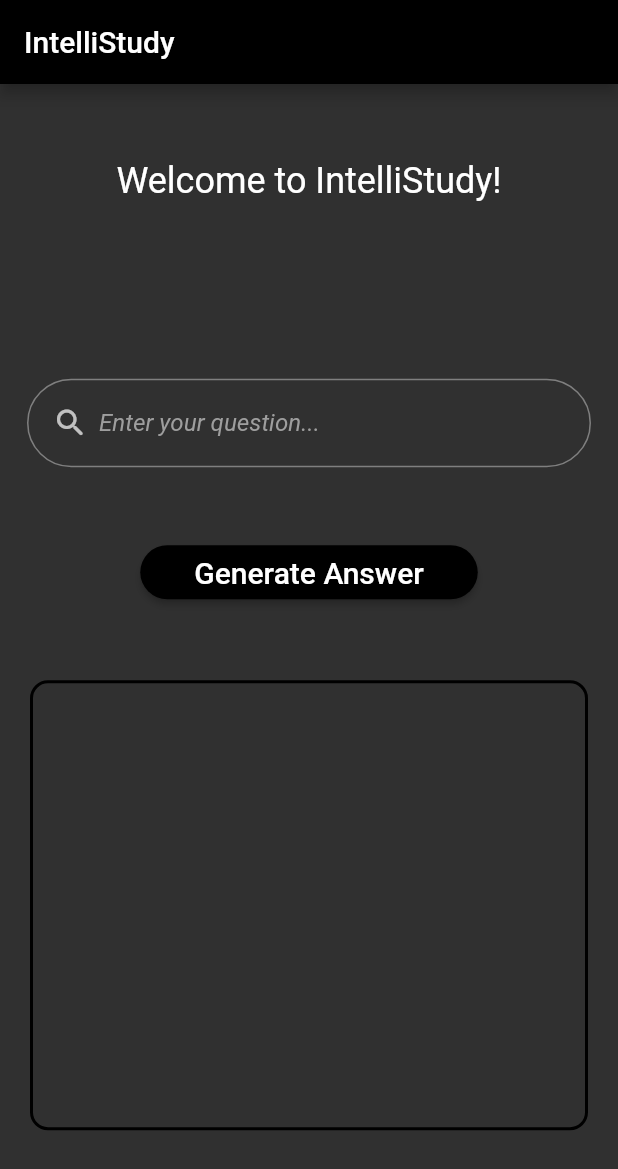
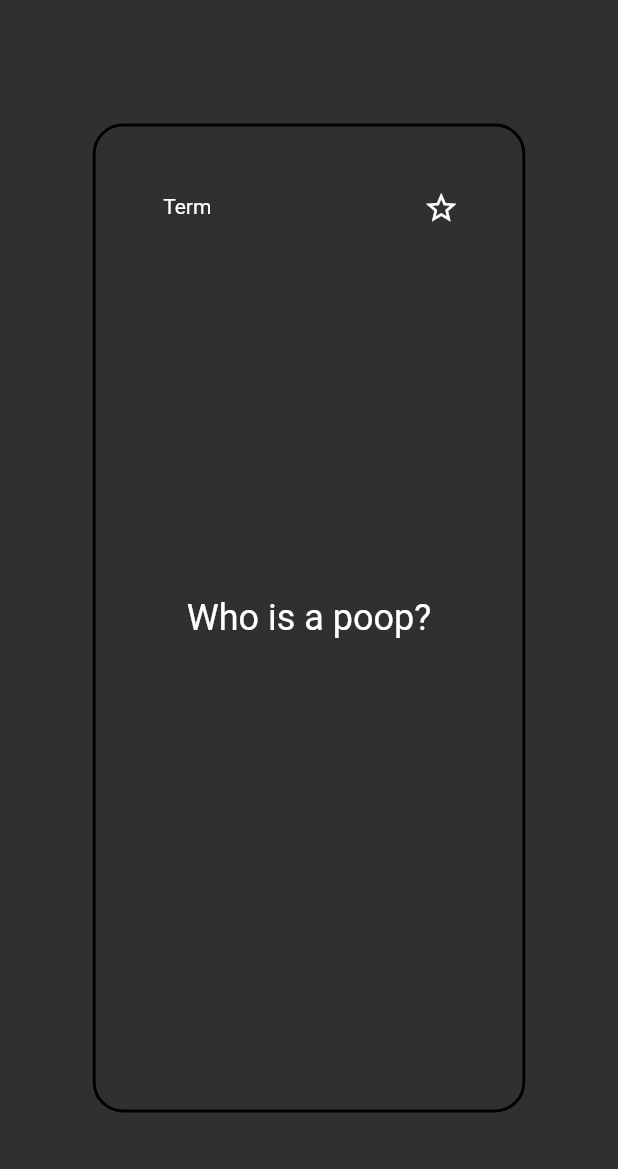
Before and after one commit to Daniel-Choi3810/study.AI, a Flutter app: the screen it shows after launch, on a phone screen of 412 x 824 dp. Shown: the top 1169 px of the screen. Run offline on Flutter 3.47's test engine with Material 2 defaults, Android fonts, the light colour scheme and no system bars; drawn by our look-alikes of flip_card; our stand-ins replace flutter_dotenv, flutter_riverpod.

Commit message:
Created flash card widget and testpage to display it

```diff
--- a/lib/main.dart
+++ b/lib/main.dart
@@ -1,7 +1,7 @@
 import 'package:flutter/material.dart';
 import 'package:flutter_dotenv/flutter_dotenv.dart';
 import 'package:flutter_riverpod/flutter_riverpod.dart';
-import 'package:intellistudy/view/pages/home_page.dart';
+import 'package:intellistudy/view/pages/test_page.dart';
 
 void main() async {
   await dotenv.load(fileName: "lib/.env");
@@ -22,7 +22,7 @@ class MyApp extends StatelessWidget {
       debugShowCheckedModeBanner: false,
       title: 'Study Buddy',
       theme: ThemeData.dark(),
-      home: const MyHomePage(),
+      home: const TestPage(),
     );
   }
 }
--- /dev/null
+++ b/lib/view/components/flash_card/flash_card.dart
@@ -0,0 +1,126 @@
+import 'package:flip_card/flip_card.dart';
+import 'package:flutter/material.dart';
+
+class FlashCard extends StatefulWidget {
+  const FlashCard({super.key, required this.term, required this.definition});
+
+  final String term;
+  final String definition;
+
+  @override
+  State<FlashCard> createState() => _FlashCardState();
+}
+
+class _FlashCardState extends State<FlashCard> {
+  bool isStarred = false;
+
+  @override
+  Widget build(BuildContext context) {
+    final height = MediaQuery.of(context).size.height;
+    final width = MediaQuery.of(context).size.width;
+    return FlipCard(
+      speed: 400,
+      direction: FlipDirection.VERTICAL,
+      front: Container(
+        decoration: BoxDecoration(
+          borderRadius: BorderRadius.circular(20),
+          border: Border.all(
+            color: Colors.black,
+            width: 2,
+          ),
+        ),
+        height: height * 0.8,
+        width: width * 0.7,
+        child: Stack(
+          children: [
+            Align(
+              alignment: Alignment.center,
+              child: Text(
+                widget.term,
+                style: Theme.of(context).textTheme.headline5,
+              ),
+            ),
+            Align(
+              alignment: Alignment.topRight,
+              child: Padding(
+                padding: const EdgeInsets.all(30.0),
+                child: IconButton(
+                  onPressed: () {
+                    setState(() {
+                      isStarred = !isStarred;
+                    });
+                  },
+                  icon: isStarred
+                      ? const Icon(Icons.star)
+                      : const Icon(
+                          Icons.star_border,
+                        ),
+                ),
+              ),
+            ),
+            const Align(
+              alignment: Alignment.topLeft,
+              child: Padding(
+                padding: EdgeInsets.all(45.0),
+                child: Text(
+                  "Term",
+                ),
+              ),
+            ),
+          ],
+        ),
+      ),
+      back: Container(
+        decoration: BoxDecoration(
+          borderRadius: BorderRadius.circular(20),
+          border: Border.all(
+            color: Colors.black,
+            width: 2,
+          ),
+        ),
+        height: height * 0.8,
+        width: width * 0.7,
+        child: Stack(
+          children: [
+            Align(
+              alignment: Alignment.center,
+              child: Text(
+                widget.definition,
+                style: Theme.of(context).textTheme.headline5,
+              ),
+            ),
+            Align(
+              alignment: Alignment.topRight,
+              child: Padding(
+                padding: const EdgeInsets.all(30.0),
+                child: IconButton(
+                  onPressed: () {
+                    setState(() {
+                      isStarred = !isStarred;
+                    });
+                  },
+                  icon: isStarred
+                      ? const Icon(Icons.star)
+                      : const Icon(
+                          Icons.star_border,
+                        ),
+                ),
+              ),
+            ),
+            const Align(
+              alignment: Alignment.topLeft,
+              child: Padding(
+                padding: EdgeInsets.all(45.0),
+                child: Text(
+                  "Definition",
+                ),
+              ),
+            ),
+          ],
+        ),
+      ),
+      // height: height * 0.8,
+      // width: width * 0.7,
+    );
+  }
+}
--- /dev/null
+++ b/lib/view/pages/test_page.dart
@@ -0,0 +1,26 @@
+import 'package:flutter/material.dart';
+import 'package:intellistudy/view/components/flash_card/flash_card.dart';
+
+class TestPage extends StatefulWidget {
+  const TestPage({super.key});
+
+  @override
+  State<TestPage> createState() => _TestPageState();
+}
+
+class _TestPageState extends State<TestPage> {
+  bool isStarred = false;
+  @override
+  Widget build(BuildContext context) {
+    final height = MediaQuery.of(context).size.height;
+    final width = MediaQuery.of(context).size.width;
+    return const SafeArea(
+      child: Scaffold(
+        body: Center(
+            child: FlashCard(term: "Who is a poop?", definition: "Megan Doan")),
+      ),
+    );
+  }
+}
+
+/// UI flash card, commonly found in language teaching to children
--- a/pubspec.yaml
+++ b/pubspec.yaml
@@ -40,6 +40,7 @@ dependencies:
   http: ^0.13.5
   flutter_dotenv: ^5.0.2
   mocktail: ^0.3.0
+  flip_card: ^0.6.0
 dev_dependencies:
   flutter_test:
     sdk: flutter
@@ -65,7 +66,7 @@ flutter:
   # To add assets to your application, add an assets section, like this:
   assets:
     - lib/.env
-    - assets/images
+    #- assets/images
   #   - images/a_dot_burr.jpeg
   #   - images/a_dot_ham.jpeg
 
```
Also changed, not shown: pubspec.lock.
